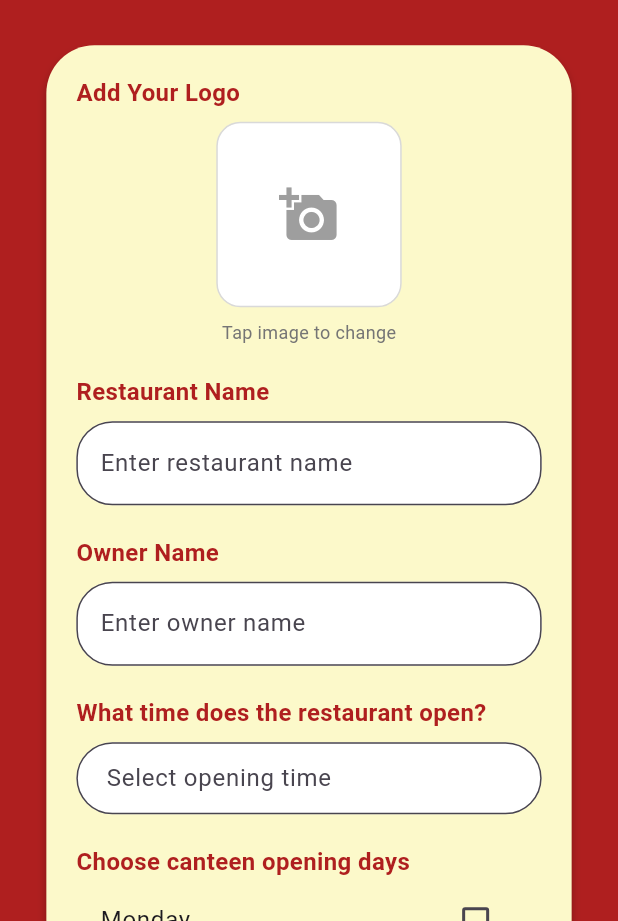
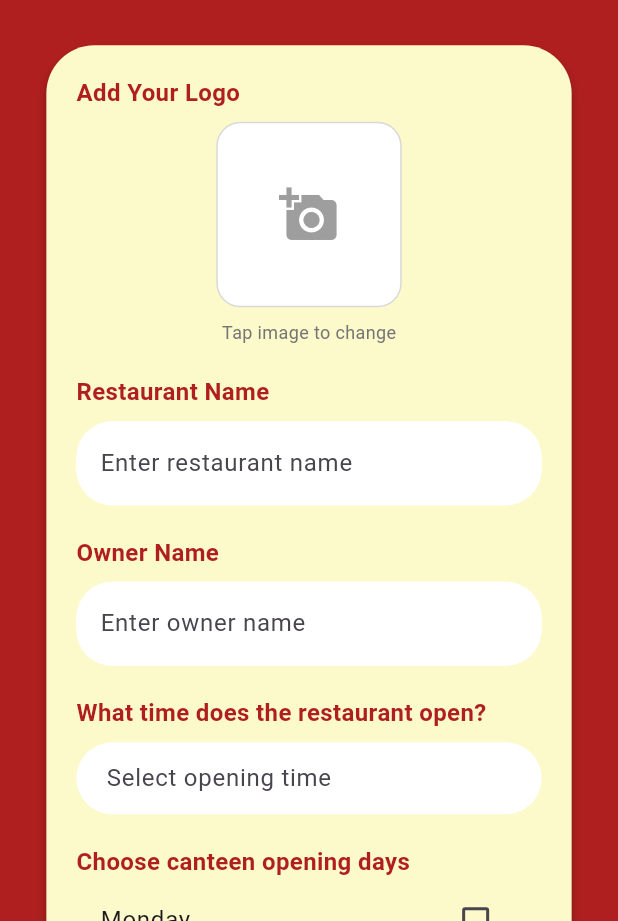
Before and after one commit to 6510685040/CN333-KINKORN, a Flutter app: the RegisterRes screen opened directly, on a phone screen of 412 x 824 dp, the part 315-1236 px from its top. Run offline on Flutter 3.47's test engine with Material 3 defaults, Android fonts, the phone set to English and light mode, and no system bars; our stand-ins replace auto_size_text, cached_network_image, cloud_firestore, firebase_auth, firebase_core, firebase_storage and 5 more; missing offline and left inert: firebase_app_check; accounts and stored records are empty; Roboto replaces fonts that are missing (Kanit); project files that could hold a hidden picture were left out.

Commit message:
delete border of textfield

```diff
--- a/lib/Screen/register_res.dart
+++ b/lib/Screen/register_res.dart
@@ -243,8 +243,8 @@ Future<List<Map<String, dynamic>>> fetchCanteens() async {
                           fillColor: Colors.white,
                           border: OutlineInputBorder(
                             borderRadius: BorderRadius.circular(24),
-                            borderSide: const BorderSide(
-                                color: Color(0xFFD9D9D9), width: 2),
+                            borderSide: BorderSide.none,/*const BorderSide(
+                                color: Color(0xFFD9D9D9), width: 5),*/
                           ),
                         ),
                         readOnly: true,
@@ -348,8 +348,7 @@ Future<List<Map<String, dynamic>>> fetchCanteens() async {
                             fillColor: Colors.white,
                             border: OutlineInputBorder(
                               borderRadius: BorderRadius.circular(24),
-                              borderSide: const BorderSide(
-                                  color: Color(0xFFD9D9D9), width: 2),
+                              borderSide: BorderSide.none,
                             ),
                           ),
                         );
@@ -482,7 +481,12 @@ Future<List<Map<String, dynamic>>> fetchCanteens() async {
                 fontSize: 16,
                 color: Color(0xFFAF1F1F))),
         const SizedBox(height: 8),
-        TextFormField(
+        Container(
+                          decoration: BoxDecoration(
+                            color: Colors.white,
+                            borderRadius: BorderRadius.circular(24),
+                          ),
+        child: TextFormField(
           controller: controller,
           validator: (value) {
           if (value == null || value.trim().isEmpty) {
@@ -494,8 +498,12 @@ Future<List<Map<String, dynamic>>> fetchCanteens() async {
             hintText: hint,
             filled: true,
             fillColor: Colors.white,
-            border: OutlineInputBorder(borderRadius: BorderRadius.circular(24)),
+            border: OutlineInputBorder(
+            borderRadius: BorderRadius.circular(24),
+            borderSide: BorderSide.none,
+            )
           ),
+        ),
         ),
         const SizedBox(height: 20),
       ],
```
Also changed, not shown: lib/Screen/register.dart (+10 -4 lines).
